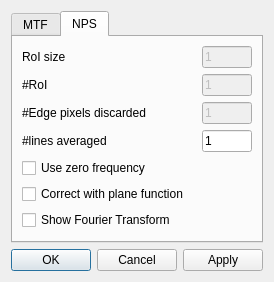
First picture: the form in SpidrMpx3Eq/optionsdialog.ui, repository navrit/dexter, before the edit.
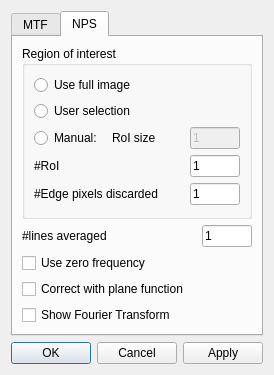
Second picture: the form after the edit.

Commit message: fixed reverting for startup image, cleanup and adding options

What changed in the file:
```diff
--- a/SpidrMpx3Eq/optionsdialog.ui
+++ b/SpidrMpx3Eq/optionsdialog.ui
@@ -7,7 +7,7 @@
     <x>0</x>
     <y>0</y>
     <width>255</width>
-    <height>231</height>
+    <height>348</height>
    </rect>
   </property>
   <property name="sizePolicy">
@@ -19,7 +19,7 @@
   <property name="maximumSize">
    <size>
     <width>255</width>
-    <height>231</height>
+    <height>400</height>
    </size>
   </property>
   <property name="windowTitle">
@@ -200,18 +200,63 @@
       <attribute name="title">
        <string>NPS</string>
       </attribute>
-      <layout class="QVBoxLayout" name="verticalLayout_5">
+      <layout class="QVBoxLayout" name="verticalLayout_4">
        <item>
-        <layout class="QHBoxLayout" name="horizontalLayout">
-         <item>
+        <widget class="QGroupBox" name="groupBox">
+         <property name="title">
+          <string>Region of interest</string>
+         </property>
           <layout class="QVBoxLayout" name="verticalLayout">
            <item>
+           <layout class="QGridLayout" name="gridLayout">
+            <item row="0" column="0" colspan="2">
+             <widget class="QRadioButton" name="fullImageRadioButton">
+              <property name="text">
+               <string>Use full image</string>
+              </property>
+             </widget>
+            </item>
+            <item row="1" column="0" colspan="2">
+             <widget class="QRadioButton" name="selectedRoIRadioButton">
+              <property name="text">
+               <string>User selection</string>
+              </property>
+             </widget>
+            </item>
+            <item row="2" column="0">
+             <widget class="QRadioButton" name="manualRadioButton">
+              <property name="text">
+               <string>Manual:</string>
+              </property>
+             </widget>
+            </item>
+            <item row="2" column="1">
             <widget class="QLabel" name="label">
              <property name="text">
               <string>RoI size</string>
              </property>
             </widget>
            </item>
+            <item row="2" column="2">
+             <widget class="QLineEdit" name="roiSizeLineEdit">
+              <property name="enabled">
+               <bool>false</bool>
+              </property>
+              <property name="maximumSize">
+               <size>
+                <width>50</width>
+                <height>16777215</height>
+               </size>
+              </property>
+              <property name="text">
+               <string>1</string>
+              </property>
+             </widget>
+            </item>
+           </layout>
+          </item>
+          <item>
+           <layout class="QHBoxLayout" name="horizontalLayout">
            <item>
             <widget class="QLabel" name="label_2">
              <property name="text">
@@ -220,6 +265,26 @@
             </widget>
            </item>
            <item>
+             <widget class="QLineEdit" name="roiNumberLineEdit">
+              <property name="enabled">
+               <bool>true</bool>
+              </property>
+              <property name="maximumSize">
+               <size>
+                <width>50</width>
+                <height>16777215</height>
+               </size>
+              </property>
+              <property name="text">
+               <string>1</string>
+              </property>
+             </widget>
+            </item>
+           </layout>
+          </item>
+          <item>
+           <layout class="QHBoxLayout" name="horizontalLayout_2">
+            <item>
             <widget class="QLabel" name="label_3">
              <property name="text">
               <string>#Edge pixels discarded</string>
@@ -227,64 +292,35 @@
             </widget>
            </item>
            <item>
+             <widget class="QLineEdit" name="edgeLineEdit">
+              <property name="enabled">
+               <bool>true</bool>
+              </property>
+              <property name="maximumSize">
+               <size>
+                <width>50</width>
+                <height>16777215</height>
+               </size>
+              </property>
+              <property name="text">
+               <string>1</string>
+              </property>
+             </widget>
+            </item>
+           </layout>
+          </item>
+         </layout>
+        </widget>
+       </item>
+       <item>
+        <layout class="QHBoxLayout" name="horizontalLayout_3">
+         <item>
             <widget class="QLabel" name="label_5">
              <property name="text">
               <string>#lines averaged </string>
              </property>
             </widget>
            </item>
-          </layout>
-         </item>
-         <item>
-          <layout class="QVBoxLayout" name="verticalLayout_4">
-           <item>
-            <widget class="QLineEdit" name="roiSizeLineEdit">
-             <property name="enabled">
-              <bool>false</bool>
-             </property>
-             <property name="maximumSize">
-              <size>
-               <width>50</width>
-               <height>16777215</height>
-              </size>
-             </property>
-             <property name="text">
-              <string>1</string>
-             </property>
-            </widget>
-           </item>
-           <item>
-            <widget class="QLineEdit" name="roiNumberLineEdit">
-             <property name="enabled">
-              <bool>false</bool>
-             </property>
-             <property name="maximumSize">
-              <size>
-               <width>50</width>
-               <height>16777215</height>
-              </size>
-             </property>
-             <property name="text">
-              <string>1</string>
-             </property>
-            </widget>
-           </item>
-           <item>
-            <widget class="QLineEdit" name="edgeLineEdit">
-             <property name="enabled">
-              <bool>false</bool>
-             </property>
-             <property name="maximumSize">
-              <size>
-               <width>50</width>
-               <height>16777215</height>
-              </size>
-             </property>
-             <property name="text">
-              <string>1</string>
-             </property>
-            </widget>
-           </item>
            <item>
             <widget class="QLineEdit" name="nLinesLineEdit">
              <property name="maximumSize">
@@ -297,8 +333,6 @@
               <string>1</string>
              </property>
             </widget>
-           </item>
-          </layout>
          </item>
         </layout>
        </item>
```
Lines whose indentation alone changed are shown as unchanged. The commit also changes 4 other files.
